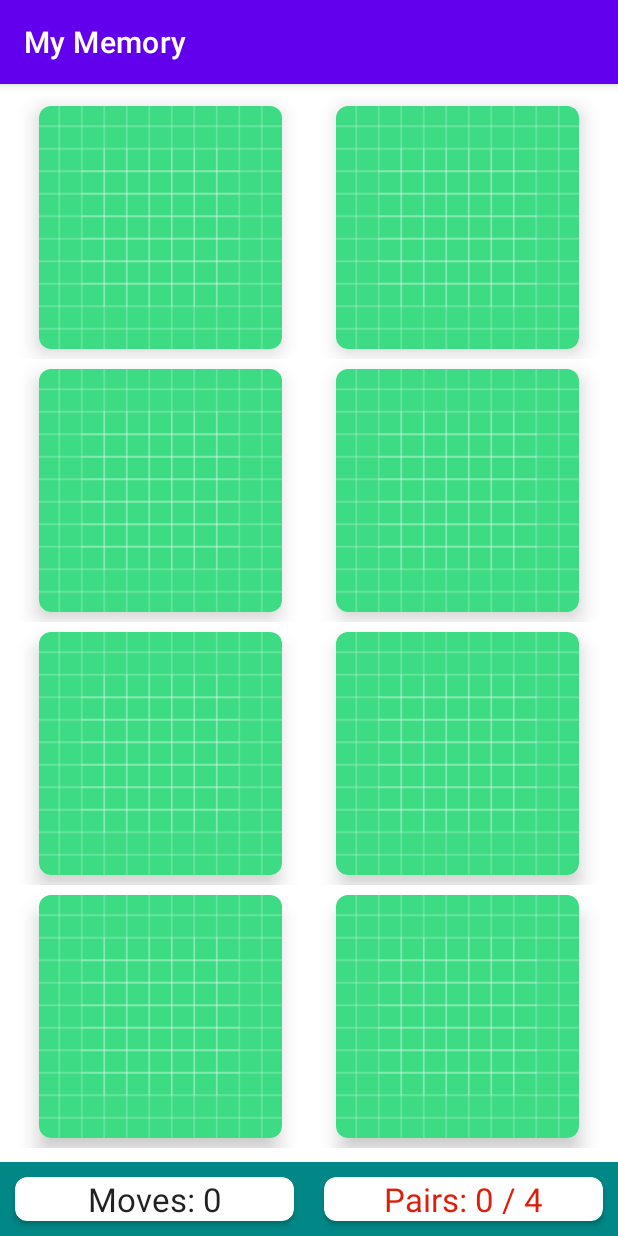
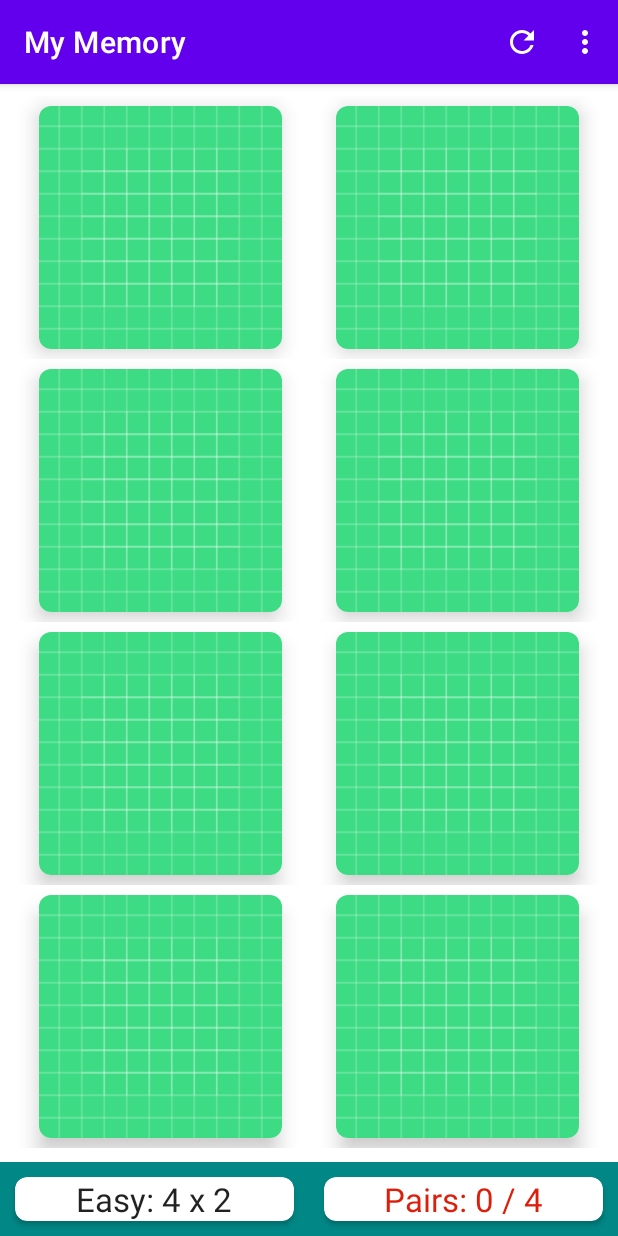
Before and after one commit to VNgwazini/Khumbula-Memory-Game, an Android app: the screen it shows after launch (MainActivity), on a phone screen of 412 x 824 dp. Run offline under Robolectric (Android 15) with nearby library versions, the phone set to English and light mode, and no system bars.

Commit message:
Added resizing menu. Text views now update when board state changes.

```diff
--- /dev/null
+++ b/app/src/main/res/drawable/ic_refresh.xml
@@ -0,0 +1,5 @@
+<vector android:height="24dp" android:tint="#FFF"
+    android:viewportHeight="24" android:viewportWidth="24"
+    android:width="24dp" xmlns:android="http://schemas.android.com/apk/res/android">
+    <path android:fillColor="@android:color/white" android:pathData="M17.65,6.35C16.2,4.9 14.21,4 12,4c-4.42,0 -7.99,3.58 -7.99,8s3.57,8 7.99,8c3.73,0 6.84,-2.55 7.73,-6h-2.08c-0.82,2.33 -3.04,4 -5.65,4 -3.31,0 -6,-2.69 -6,-6s2.69,-6 6,-6c1.66,0 3.14,0.69 4.22,1.78L13,11h7V4l-2.35,2.35z"/>
+</vector>
--- /dev/null
+++ b/app/src/main/res/menu/menu_main.xml
@@ -0,0 +1,14 @@
+<?xml version="1.0" encoding="utf-8"?>
+<menu xmlns:app="http://schemas.android.com/apk/res-auto"
+    xmlns:android="http://schemas.android.com/apk/res/android">
+
+    <item
+        android:id="@+id/mi_refresh"
+        android:icon="@drawable/ic_refresh"
+        android:title="Refresh"
+        app:showAsAction="always" />
+    <item
+        android:id="@+id/mi_new_size"
+        android:title="Choose New Size"
+        app:showAsAction="never" />
+</menu>
```
Also changed, not shown: app/src/main/java/com/vusa/mymemory/MainActivity.kt (+105 -16 lines), app/src/main/res/layout/dialog_board_size.xml (added, +37 -0 lines).
